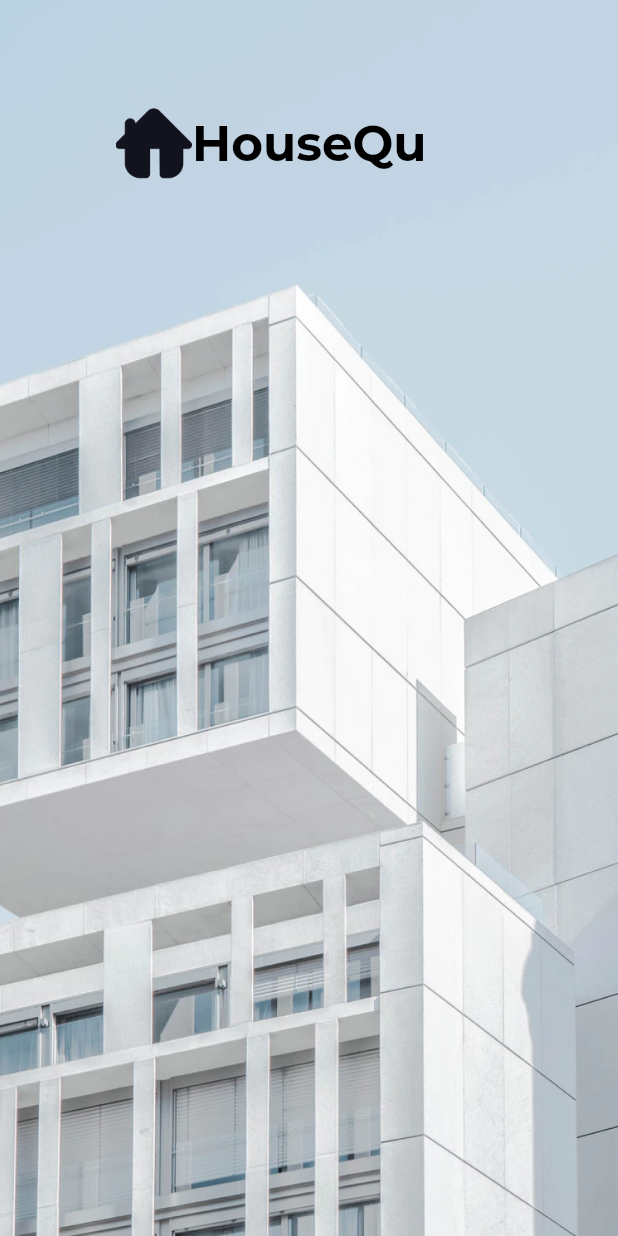
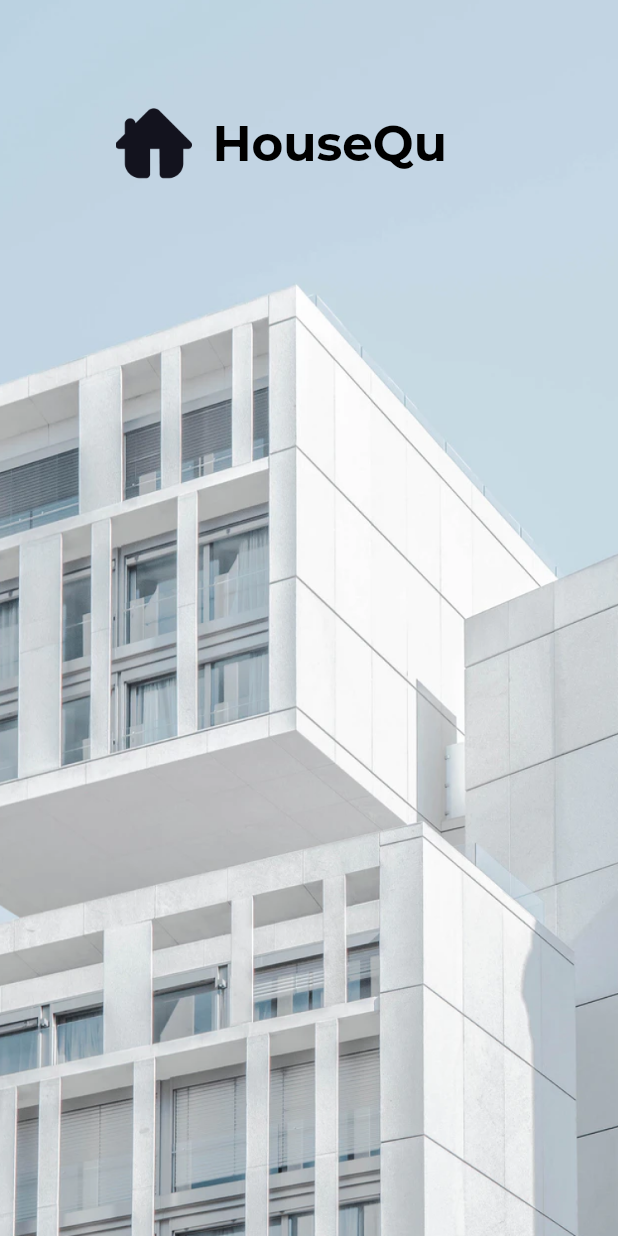
Before and after one commit to nandaarya/seven_days_challange, a Flutter app: the screen it shows after launch, on a phone screen of 412 x 824 dp. Run offline on Flutter 3.47's test engine with Material 2 defaults, Android fonts, the phone set to English and light mode, and no system bars; our stand-ins replace google_fonts.

Commit message:
Second Splash Done

```diff
--- a/lib/pages/second_splash.dart
+++ b/lib/pages/second_splash.dart
@@ -22,6 +22,7 @@ class SecondSplash extends StatelessWidget {
                 width: 51,
                 height: 51,
               ),
+              SizedBox(width: 13.6,),
               Text(
                 'HouseQu',
                 style: GoogleFonts.montserrat(
```
